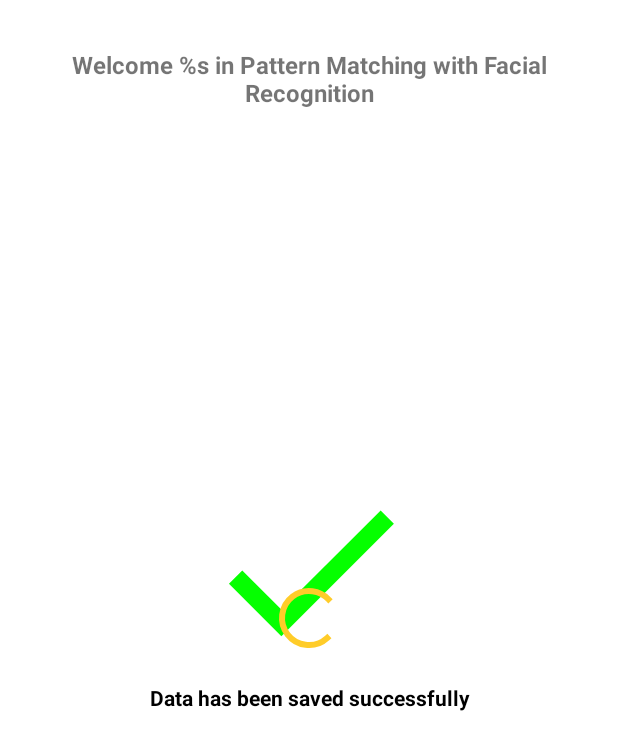
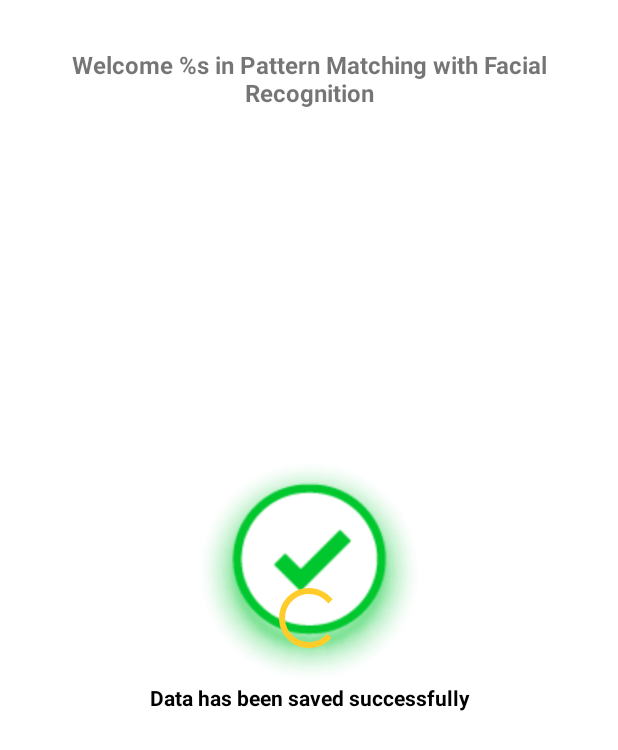
Before and after one commit to dzakyathallah14/capstone-b21-capx0472, an Android app: the layout fragment_home.xml on its own in the app's theme, with its tools: preview values and no code run, on a phone screen of 412 x 824 dp. Shown: the top 750 px of the screen. Run offline under Robolectric (Android 15) with nearby library versions, the phone set to English and light mode, and no system bars.

Commit message:
fix icon and add new icon

```diff
--- a/app/src/main/java/com/bangkit/capstone/capx0472/ui/about/AboutActivity.kt
+++ b/app/src/main/java/com/bangkit/capstone/capx0472/ui/about/AboutActivity.kt
@@ -22,4 +22,6 @@ class AboutActivity : AppCompatActivity() {
             .load(R.drawable.bannercapstone)
             .into(binding.imgBanner)
     }
+
+
 }
--- a/app/src/main/java/com/bangkit/capstone/capx0472/ui/home/HomeFragment.kt
+++ b/app/src/main/java/com/bangkit/capstone/capx0472/ui/home/HomeFragment.kt
@@ -36,14 +36,14 @@ class HomeFragment : Fragment() {
         if (name != null){
             if (activity != null){
                 Glide.with(requireActivity())
-                    .load(R.drawable.ic_true)
+                    .load(R.drawable.ok_icon)
                     .into(binding.imgResult)
                 binding.tvResult.text = resources.getString(R.string.result_ok)
             }
         } else {
             if (activity != null){
                 Glide.with(requireActivity())
-                    .load(R.drawable.ic_false)
+                    .load(R.drawable.bad_icon)
                     .into(binding.imgResult)
                 binding.tvResult.text = resources.getString(R.string.result_bad)
             }
--- /dev/null
+++ b/app/src/main/res/drawable/ic_bad.xml
@@ -0,0 +1,5 @@
+<vector android:height="24dp" android:tint="#FF0000"
+    android:viewportHeight="24" android:viewportWidth="24"
+    android:width="24dp" xmlns:android="http://schemas.android.com/apk/res/android">
+    <path android:fillColor="@android:color/white" android:pathData="M19,6.41L17.59,5 12,10.59 6.41,5 5,6.41 10.59,12 5,17.59 6.41,19 12,13.41 17.59,19 19,17.59 13.41,12z"/>
+</vector>
--- /dev/null
+++ b/app/src/main/res/drawable/ic_ok.xml
@@ -0,0 +1,5 @@
+<vector android:height="150dp" android:tint="#05FD01"
+    android:viewportHeight="24" android:viewportWidth="24"
+    android:width="150dp" xmlns:android="http://schemas.android.com/apk/res/android">
+    <path android:fillColor="@android:color/white" android:pathData="M9,16.17L4.83,12l-1.42,1.41L9,19 21,7l-1.41,-1.41z"/>
+</vector>
--- a/app/src/main/res/layout/fragment_home.xml
+++ b/app/src/main/res/layout/fragment_home.xml
@@ -26,7 +26,7 @@
         android:layout_height="150dp"
         android:layout_marginBottom="64dp"
         android:contentDescription="@string/result"
-        android:src="@drawable/ic_true"
+        android:src="@drawable/ok_icon"
         app:layout_constraintBottom_toBottomOf="parent"
         app:layout_constraintEnd_toEndOf="parent"
         app:layout_constraintStart_toStartOf="parent"
```
Also changed, not shown: app/src/main/res/drawable-v24/bad_icon.png (added), app/src/main/res/drawable-v24/ok_icon.png (added).
